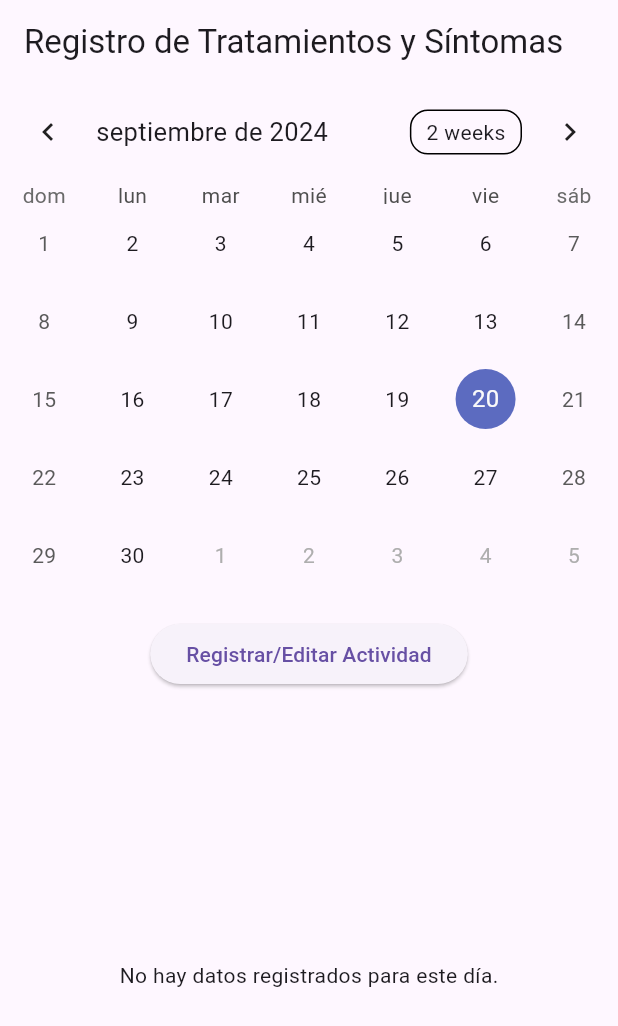
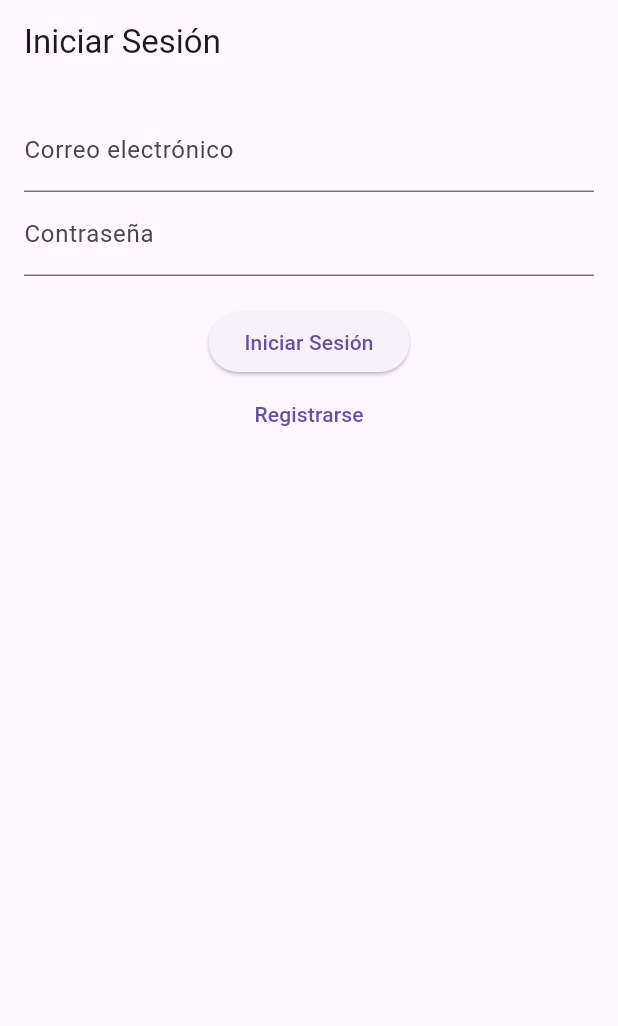
Before and after one commit to prosass64/roosapp2, a Flutter app: the screen it shows after launch, on a phone screen of 412 x 824 dp. Shown: the top 1026 px of the screen. Run offline on Flutter 3.47's test engine with Material 3 defaults, Android fonts, the phone set to English and light mode, and no system bars; drawn by our look-alikes of table_calendar; our stand-ins replace shared_preferences.

Commit message:
Login y Registro

```diff
--- /dev/null
+++ b/lib/login_page.dart
@@ -0,0 +1,59 @@
+import 'package:flutter/material.dart';
+import 'package:shared_preferences/shared_preferences.dart';
+
+class LoginPage extends StatefulWidget {
+  @override
+  _LoginPageState createState() => _LoginPageState();
+}
+
+class _LoginPageState extends State<LoginPage> {
+  final _emailController = TextEditingController();
+  final _passwordController = TextEditingController();
+
+  Future<void> _login() async {
+    final SharedPreferences prefs = await SharedPreferences.getInstance();
+    final String? storedEmail = prefs.getString('email');
+    final String? storedPassword = prefs.getString('password');
+
+    if (_emailController.text == storedEmail && _passwordController.text == storedPassword) {
+      // Login exitoso
+      await prefs.setBool('isLoggedIn', true);
+      Navigator.pushReplacementNamed(context, '/home');
+    } else {
+      // Mostrar error
+      ScaffoldMessenger.of(context).showSnackBar(SnackBar(content: Text('Credenciales inválidas')));
+    }
+  }
+
+  @override
+  Widget build(BuildContext context) {
+    return Scaffold(
+      appBar: AppBar(title: Text('Iniciar Sesión')),
+      body: Padding(
+        padding: const EdgeInsets.all(16.0),
+        child: Column(
+          children: [
+            TextField(
+              controller: _emailController,
+              decoration: InputDecoration(labelText: 'Correo electrónico'),
+            ),
+            TextField(
+              controller: _passwordController,
+              decoration: InputDecoration(labelText: 'Contraseña'),
+              obscureText: true,
+            ),
+            SizedBox(height: 20),
+            ElevatedButton(
+              onPressed: _login,
+              child: Text('Iniciar Sesión'),
+            ),
+            TextButton(
+              onPressed: () => Navigator.pushNamed(context, '/register'),
+              child: Text('Registrarse'),
+            ),
+          ],
+        ),
+      ),
+    );
+  }
+}
--- a/lib/main.dart
+++ b/lib/main.dart
@@ -5,6 +5,11 @@ import 'package:table_calendar/table_calendar.dart';
 
 import 'package:shared_preferences/shared_preferences.dart';
 import 'dart:convert'; // Para codificar/decodificar los datos como JSON
+
+import 'login_page.dart';
+import 'register_page.dart'; // Importa las pantallas de inicio de sesión y registro
+//import 'calendar_page.dart'; // Importa tu pantalla de calendario
+
 
 
 void main() {
@@ -16,10 +21,8 @@ class HematoOncoApp extends StatelessWidget {
   Widget build(BuildContext context) {
     return MaterialApp(
       title: 'Hemato-Oncología',
-      theme: ThemeData(
-        primarySwatch: Colors.blue,
-      ),
-      localizationsDelegates: [
+      theme: ThemeData(primarySwatch: Colors.blue),
+       localizationsDelegates: [
         GlobalMaterialLocalizations.delegate,
         GlobalWidgetsLocalizations.delegate,
         GlobalCupertinoLocalizations.delegate,
@@ -27,8 +30,27 @@ class HematoOncoApp extends StatelessWidget {
       supportedLocales: [
         const Locale('es', ''), // Español
       ],
-      home: CalendarPage(),
+      home: FutureBuilder(
+        future: _checkLoginStatus(),
+        builder: (context, snapshot) {
+          if (snapshot.connectionState == ConnectionState.waiting) {
+            return CircularProgressIndicator();
+          } else {
+            return snapshot.data == true ? CalendarPage() : LoginPage();
+          }
+        },
+      ),
+      routes: {
+        '/login': (context) => LoginPage(),
+        '/register': (context) => RegisterPage(),
+        '/home': (context) => CalendarPage(),
+      },
     );
+  }
+
+  Future<bool> _checkLoginStatus() async {
+    final SharedPreferences prefs = await SharedPreferences.getInstance();
+    return prefs.getBool('isLoggedIn') ?? false;
   }
 }
 
```
Also changed, not shown: lib/register_page.dart (added, +68 -0 lines).
